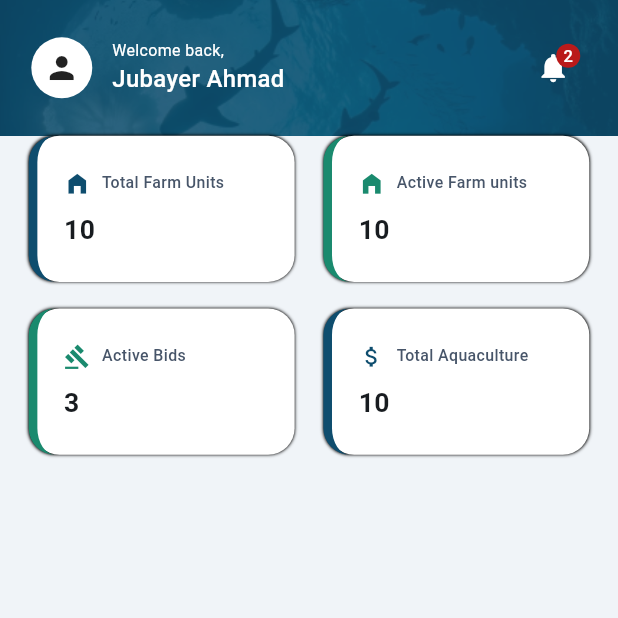
After one commit to rahimuj570/aqua_culture_app, a Flutter app: the FarmerHomeScreen screen opened directly, on a phone screen of 412 x 824 dp, the top half of it. The commit adds this screen. Run offline on Flutter 3.47's test engine with Material 3 defaults, Android fonts, the phone set to English and light mode, and no system bars; our stand-ins replace flutter_material_design_icons, flutter_screenutil, logger, pinput, shared_preferences, video_player; accounts and stored records are empty; network calls fail.

Commit message:
feat: farmer_HOME_SCREEN'S top four sattus card implemented

```diff
--- a/lib/app/app.dart
+++ b/lib/app/app.dart
@@ -4,7 +4,7 @@ import 'package:aqua_culture_app/features/common_role_features/auth/view_models/
 import 'package:aqua_culture_app/features/common_role_features/auth/view_models/otp_verification_provider.dart';
 import 'package:aqua_culture_app/features/common_role_features/auth/view_models/register_provider.dart';
 import 'package:aqua_culture_app/features/common_role_features/auth/view_models/set_password_provider.dart';
-import 'package:aqua_culture_app/features/farmer_role_features/main_nav_holder/view_models/main_nav_holder_provider.dart';
+import 'package:aqua_culture_app/features/farmer_role_features/main_nav_holder/view_models/farmer_main_nav_holder_provider.dart';
 import 'package:aqua_culture_app/features/common_role_features/welcome/views/screens/splash_screen.dart';
 
 import 'package:flutter/material.dart';
@@ -18,7 +18,7 @@ class AquaCultureApp extends StatelessWidget {
   Widget build(BuildContext context) {
     return MultiProvider(
       providers: [
-        ChangeNotifierProvider(create: (_) => MainNavHolderProvider()),
+        ChangeNotifierProvider(create: (_) => FarmerMainNavHolderProvider()),
         ChangeNotifierProvider(create: (_) => AuthProvider()),
         ChangeNotifierProvider(create: (_) => RegisterProvider()),
         ChangeNotifierProvider(create: (_) => LoginProvider()),
--- a/lib/features/common_role_features/auth/views/screens/login_screen.dart
+++ b/lib/features/common_role_features/auth/views/screens/login_screen.dart
@@ -7,6 +7,7 @@ import 'package:aqua_culture_app/features/common_role_features/auth/views/widget
 import 'package:aqua_culture_app/features/common_role_features/auth/views/widgets/top_section_logo_n_title_widget.dart';
 import 'package:aqua_culture_app/features/common_role_features/common/views/widgets/filled_button_primary.dart';
 import 'package:aqua_culture_app/features/common_role_features/common/views/widgets/input_form_field_widget.dart';
+import 'package:aqua_culture_app/features/farmer_role_features/main_nav_holder/views/screens/farmer_main_nav_holder_screen.dart';
 import 'package:flutter/gestures.dart';
 import 'package:flutter/material.dart';
 import 'package:flutter_material_design_icons/flutter_material_design_icons.dart';
@@ -98,7 +99,20 @@ class _LoginScreenState extends State<LoginScreen> {
                 ),
 
                 SizedBox(height: 36 - 26.h),
-                filledButtonPrimary(title: 'Login', onTap: () {}),
+                filledButtonPrimary(
+                  title: 'Login',
+                  onTap: () {
+                    if (authProvider.getIsFarmer) {
+                      Navigator.pushAndRemoveUntil(
+                        context,
+                        MaterialPageRoute(
+                          builder: (context) => FarmerMainNavHolderScreen(),
+                        ),
+                        (route) => false,
+                      );
+                    }
+                  },
+                ),
                 SizedBox(height: 12.h),
                 RichText(
                   text: TextSpan(
--- /dev/null
+++ b/lib/features/common_role_features/common/views/widgets/home_top_hero_section.dart
@@ -0,0 +1,54 @@
+import 'package:flutter/material.dart';
+import 'package:flutter_screenutil/flutter_screenutil.dart';
+
+Widget homeTopHeroSection({required String image, required String name}) =>
+    SafeArea(
+      child: Row(
+        crossAxisAlignment: .center,
+        children: [
+          Container(
+            decoration: BoxDecoration(
+              shape: BoxShape.circle,
+              color: Colors.white,
+            ),
+            height: 46.h,
+            width: 46.w,
+            child: Image.network(
+              image,
+              errorBuilder: (context, error, stackTrace) => Icon(Icons.person),
+            ),
+          ),
+          SizedBox(width: 12.w),
+          Column(
+            crossAxisAlignment: .start,
+            children: [
+              Text(
+                'Welcome back,',
+                style: TextStyle(
+                  fontSize: 12.sp,
+                  fontWeight: FontWeight.w400,
+                  color: Colors.white,
+                ),
+              ),
+              Text(
+                name,
+                style: TextStyle(
+                  fontSize: 18.sp,
+                  fontWeight: FontWeight.w500,
+                  color: Colors.white,
+                ),
+              ),
+            ],
+          ),
+          Spacer(),
+          Badge(
+            offset: Offset(-6, 8),
+            label: Text('2'),
+            child: IconButton(
+              onPressed: () {},
+              icon: Icon(Icons.notifications, size: 26.r, color: Colors.white),
+            ),
+          ),
+        ],
+      ),
+    );
--- /dev/null
+++ b/lib/features/farmer_role_features/common/widgets/left_bordered_rounded_status_card.dart
@@ -0,0 +1,47 @@
+import 'package:aqua_culture_app/app/constants/app_colors.dart';
+import 'package:flutter/material.dart';
+import 'package:flutter_screenutil/flutter_screenutil.dart';
+
+Widget leftBorderedRoundedStatusCard({
+  required String title,
+  required String subtitle,
+  required IconData icon,
+  required Color color,
+}) => Container(
+  decoration: BoxDecoration(
+    color: Colors.white,
+    boxShadow: [BoxShadow(blurRadius: 1, color: Colors.black)],
+    borderRadius: .all(Radius.circular(20.r)),
+    border: Border(
+      left: BorderSide(width: 6.w, color: color),
+    ),
+  ),
+  child: Padding(
+    padding: EdgeInsets.symmetric(horizontal: 20.0.r),
+    child: Column(
+      mainAxisAlignment: .center,
+      crossAxisAlignment: .start,
+      children: [
+        Row(
+          children: [
+            Icon(icon, size: 20.r, color: color),
+            SizedBox(width: 8.w),
+            Text(
+              title,
+              style: TextStyle(
+                fontSize: 12.sp,
+                fontWeight: .w500,
+                color: AppColors.greyText,
+              ),
+            ),
+          ],
+        ),
+        SizedBox(height: 10.5.h),
+        Text(
+          subtitle,
+          style: TextStyle(fontSize: 20.sp, fontWeight: .bold),
+        ),
+      ],
+    ),
+  ),
+);
--- /dev/null
+++ b/lib/features/farmer_role_features/home/views/screens/farmer_home_screen.dart
@@ -0,0 +1,77 @@
+import 'package:aqua_culture_app/app/constants/app_colors.dart';
+import 'package:aqua_culture_app/features/common_role_features/common/views/widgets/home_top_hero_section.dart';
+import 'package:aqua_culture_app/features/farmer_role_features/common/widgets/left_bordered_rounded_status_card.dart';
+import 'package:flutter/material.dart';
+import 'package:flutter_material_design_icons/flutter_material_design_icons.dart';
+import 'package:flutter_screenutil/flutter_screenutil.dart';
+
+class FarmerHomeScreen extends StatelessWidget {
+  const FarmerHomeScreen({super.key});
+
+  @override
+  Widget build(BuildContext context) {
+    return Scaffold(
+      body: Column(
+        children: [
+          Container(
+            decoration: BoxDecoration(
+              image: DecorationImage(
+                image: AssetImage('assets/images/home_hero_bg.png'),
+                fit: BoxFit.cover,
+              ),
+            ),
+            child: Padding(
+              padding: EdgeInsets.symmetric(horizontal: 20.0.w, vertical: 24.h),
+              child: homeTopHeroSection(image: '', name: 'Jubayer Ahmad'),
+            ),
+          ),
+
+          Padding(
+            padding: EdgeInsets.symmetric(horizontal: 20.0.w),
+            child: Column(
+              children: [
+                GridView.custom(
+                  physics: NeverScrollableScrollPhysics(),
+                  shrinkWrap: true,
+                  gridDelegate: SliverGridDelegateWithFixedCrossAxisCount(
+                    crossAxisCount: 2,
+                    crossAxisSpacing: 20.w,
+                    mainAxisSpacing: 20.h,
+                    childAspectRatio: 2 / 1.1,
+                  ),
+
+                  childrenDelegate: SliverChildListDelegate.fixed([
+                    leftBorderedRoundedStatusCard(
+                      title: 'Total Farm Units',
+                      subtitle: '10',
+                      icon: Icons.home_filled,
+                      color: AppColors.appThemeColor,
+                    ),
+                    leftBorderedRoundedStatusCard(
+                      title: 'Active Farm units',
+                      subtitle: '10',
+                      icon: Icons.home_filled,
+                      color: AppColors.secondaryThemeColor,
+                    ),
+                    leftBorderedRoundedStatusCard(
+                      title: 'Active Bids',
+                      subtitle: '3',
+                      icon: Icons.gavel_outlined,
+                      color: AppColors.secondaryThemeColor,
+                    ),
+                    leftBorderedRoundedStatusCard(
+                      title: 'Total Aquaculture',
+                      subtitle: '10',
+                      icon: Icons.attach_money_outlined,
+                      color: AppColors.appThemeColor,
+                    ),
+                  ]),
+                ),
+              ],
+            ),
+          ),
+        ],
+      ),
+    );
+  }
+}
--- a/lib/features/farmer_role_features/main_nav_holder/view_models/main_nav_holder_provider.dart
+++ b/lib/features/farmer_role_features/main_nav_holder/view_models/farmer_main_nav_holder_provider.dart
@@ -1,8 +1,9 @@
+import 'package:aqua_culture_app/features/farmer_role_features/home/views/screens/farmer_home_screen.dart';
 import 'package:flutter/cupertino.dart';
 import 'package:flutter/foundation.dart';
 import 'package:flutter/material.dart';
 
-class MainNavHolderProvider extends ChangeNotifier {
+class FarmerMainNavHolderProvider extends ChangeNotifier {
   int _currentIndex = 0;
   int get currentIndex => _currentIndex;
 
@@ -12,7 +13,7 @@ class MainNavHolderProvider extends ChangeNotifier {
   }
 
   final List<Widget> _screens = <Widget>[
-    Center(child: Text("Home")),
+    FarmerHomeScreen(),
     Center(child: Text("Unit")),
     Center(child: Text("Market")),
     Center(child: Text("Profile")),
--- a/lib/features/farmer_role_features/main_nav_holder/views/main_nav_holder_screen.dart
+++ b/lib/features/farmer_role_features/main_nav_holder/views/screens/farmer_main_nav_holder_screen.dart
@@ -2,21 +2,22 @@ import 'dart:math';
 
 import 'package:aqua_culture_app/app/constants/app_colors.dart';
 import 'package:aqua_culture_app/app/setup_network_caller.dart';
-import 'package:aqua_culture_app/features/farmer_role_features/main_nav_holder/view_models/main_nav_holder_provider.dart';
+import 'package:aqua_culture_app/features/farmer_role_features/main_nav_holder/view_models/farmer_main_nav_holder_provider.dart';
 import 'package:flutter/cupertino.dart';
 import 'package:flutter/material.dart';
 import 'package:flutter_material_design_icons/flutter_material_design_icons.dart';
 import 'package:flutter_screenutil/flutter_screenutil.dart';
 import 'package:provider/provider.dart';
 
-class MainNavHolderScreen extends StatefulWidget {
-  const MainNavHolderScreen({super.key});
+class FarmerMainNavHolderScreen extends StatefulWidget {
+  const FarmerMainNavHolderScreen({super.key});
 
   @override
-  State<MainNavHolderScreen> createState() => _MainNavHolderScreenState();
+  State<FarmerMainNavHolderScreen> createState() =>
+      _FarmerMainNavHolderScreenState();
 }
 
-class _MainNavHolderScreenState extends State<MainNavHolderScreen>
+class _FarmerMainNavHolderScreenState extends State<FarmerMainNavHolderScreen>
     with SingleTickerProviderStateMixin {
   bool isMenuOpen = false;
 
@@ -29,11 +30,7 @@ class _MainNavHolderScreenState extends State<MainNavHolderScreen>
 
   @override
   Widget build(BuildContext context) {
-    print('MainNavHolderScreen');
-    getNetworkCaller().getCall(
-      uri: 'https://jsonplaceholder.typicode.com/todos/1',
-    );
-    return Consumer<MainNavHolderProvider>(
+    return Consumer<FarmerMainNavHolderProvider>(
       builder: (context, provider, child) => Scaffold(
         body: Stack(
           alignment: Alignment.bottomCenter,
@@ -174,7 +171,7 @@ class _MainNavHolderScreenState extends State<MainNavHolderScreen>
     required int screenIndex,
   }) {
     bool isActive =
-        context.read<MainNavHolderProvider>().currentIndex == screenIndex;
+        context.read<FarmerMainNavHolderProvider>().currentIndex == screenIndex;
     return GestureDetector(
       // splashColor: Colors.transparent,
       // hoverColor: Colors.transparent,
@@ -182,7 +179,7 @@ class _MainNavHolderScreenState extends State<MainNavHolderScreen>
         setState(() {
           isMenuOpen = false;
         });
-        context.read<MainNavHolderProvider>().currentIndex = screenIndex;
+        context.read<FarmerMainNavHolderProvider>().currentIndex = screenIndex;
       },
       child: Container(
         color: Colors.transparent,
@@ -214,7 +211,7 @@ class _MainNavHolderScreenState extends State<MainNavHolderScreen>
     required int screenIndex,
   }) {
     bool isActive =
-        context.read<MainNavHolderProvider>().currentIndex == screenIndex;
+        context.read<FarmerMainNavHolderProvider>().currentIndex == screenIndex;
     return Material(
       color: Colors.transparent,
 
@@ -224,7 +221,8 @@ class _MainNavHolderScreenState extends State<MainNavHolderScreen>
         onTap: () {
           print('index: $screenIndex');
 
-          context.read<MainNavHolderProvider>().currentIndex = screenIndex;
+          context.read<FarmerMainNavHolderProvider>().currentIndex =
+              screenIndex;
 
           setState(() {
             isMenuOpen = false;
```
Also changed, not shown: assets/images/home_hero_bg.png (added).
